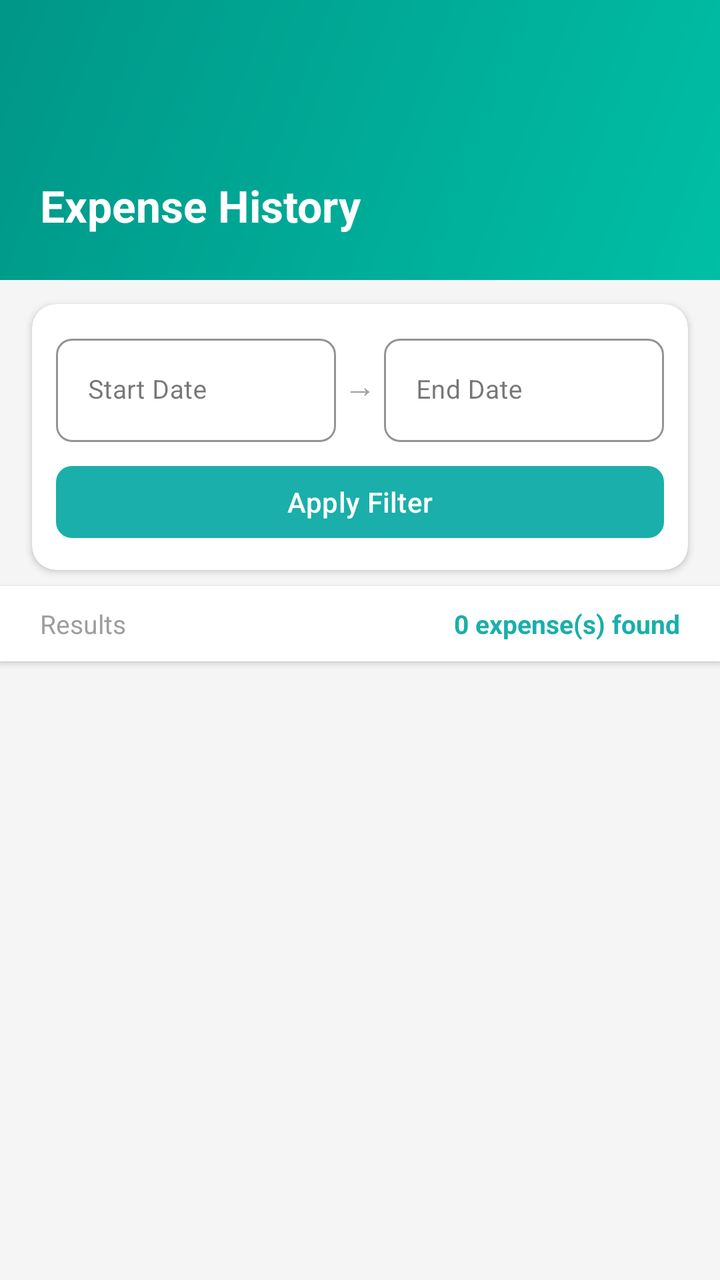
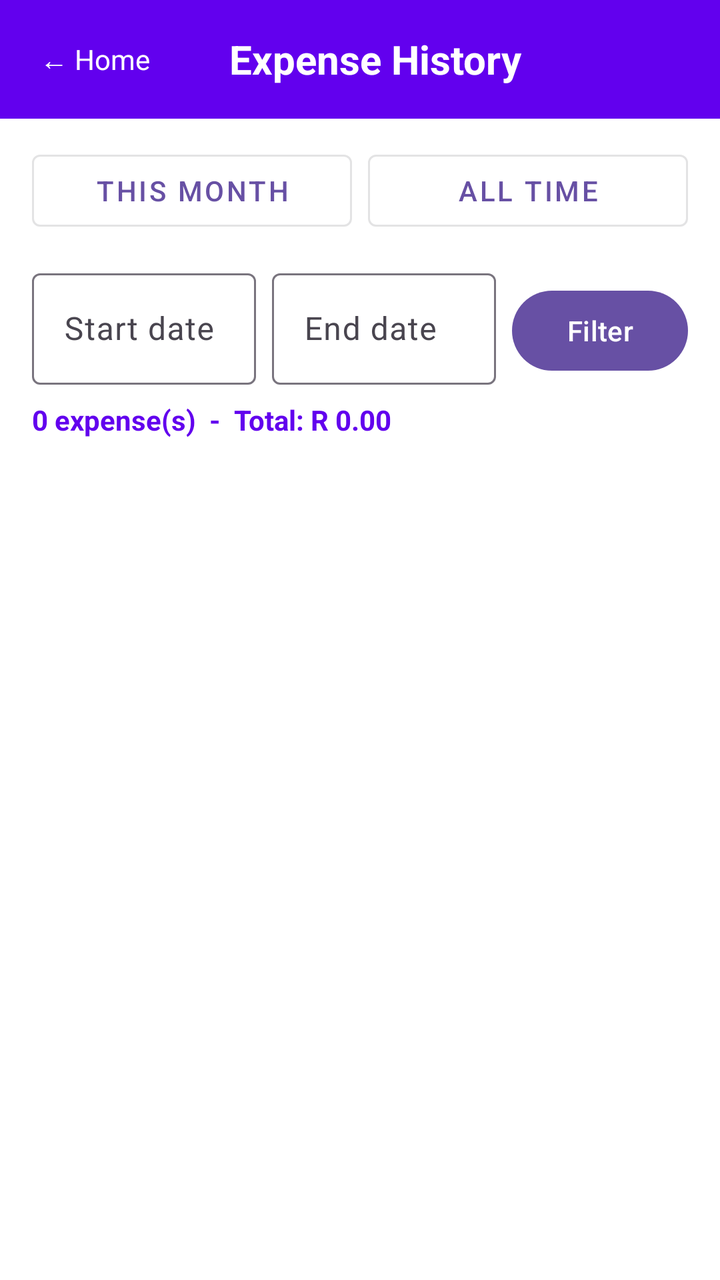

The first picture is an Android layout as it rendered before a commit; the second is the same layout after the commit. The layout source and the unified diff follow.
<!-- AndroidManifest.xml: application theme Theme.BudgetSphere -->
<!-- res/layout/fragment_expense_list.xml -->
<?xml version="1.0" encoding="utf-8"?>
<LinearLayout xmlns:android="http://schemas.android.com/apk/res/android"
    xmlns:app="http://schemas.android.com/apk/res-auto"
    android:layout_width="match_parent"
    android:layout_height="match_parent"
    android:orientation="vertical"
    android:background="#F5F5F5">

    <androidx.constraintlayout.widget.ConstraintLayout
        android:layout_width="match_parent"
        android:layout_height="140dp"
        android:background="@drawable/bg_teal_arc">
        <ImageView android:id="@+id/ivBack" android:layout_width="36dp" android:layout_height="36dp" android:src="@drawable/ic_arrow_back" android:padding="6dp" android:clickable="true" android:focusable="true" android:contentDescription="Back" app:layout_constraintTop_toTopOf="parent" app:layout_constraintStart_toStartOf="parent" android:layout_marginTop="44dp" android:layout_marginStart="16dp" app:tint="#FFFFFF"/>
        <TextView android:id="@+id/tvTitle" android:layout_width="wrap_content" android:layout_height="wrap_content" android:text="Expense History" android:textColor="#FFFFFF" android:textSize="22sp" android:textStyle="bold" app:layout_constraintTop_toBottomOf="@id/ivBack" app:layout_constraintStart_toStartOf="parent" android:layout_marginTop="8dp" android:layout_marginStart="20dp"/>
    </androidx.constraintlayout.widget.ConstraintLayout>

    
    <androidx.cardview.widget.CardView android:layout_width="match_parent" android:layout_height="wrap_content" android:layout_marginStart="16dp" android:layout_marginEnd="16dp" android:layout_marginTop="12dp" app:cardCornerRadius="12dp" app:cardElevation="2dp" app:cardBackgroundColor="#FFFFFF">
        <LinearLayout android:layout_width="match_parent" android:layout_height="wrap_content" android:orientation="vertical" android:padding="12dp">
            <LinearLayout android:layout_width="match_parent" android:layout_height="wrap_content" android:orientation="horizontal" android:gravity="center_vertical">

                
                <com.google.android.material.textfield.TextInputLayout
                    android:layout_width="0dp"
                    android:layout_height="wrap_content"
                    android:layout_weight="1"
                    style="@style/Widget.MaterialComponents.TextInputLayout.OutlinedBox"
                    app:boxStrokeColor="#E0E0E0"
                    app:boxCornerRadiusTopStart="8dp"
                    app:boxCornerRadiusTopEnd="8dp"
                    app:boxCornerRadiusBottomStart="8dp"
                    app:boxCornerRadiusBottomEnd="8dp"
                    android:hint="Start Date">
                    <com.google.android.material.textfield.TextInputEditText android:id="@+id/etStartDate" android:layout_width="match_parent" android:layout_height="wrap_content" android:inputType="none" android:focusable="false" android:clickable="true" android:textSize="13sp" android:textColor="#212121"/>
                </com.google.android.material.textfield.TextInputLayout>

                <TextView android:layout_width="wrap_content" android:layout_height="wrap_content" android:text=" → " android:textColor="#9E9E9E" android:textSize="16sp"/>

                
                <com.google.android.material.textfield.TextInputLayout
                    android:layout_width="0dp"
                    android:layout_height="wrap_content"
                    android:layout_weight="1"
                    style="@style/Widget.MaterialComponents.TextInputLayout.OutlinedBox"
                    app:boxStrokeColor="#E0E0E0"
                    app:boxCornerRadiusTopStart="8dp"
                    app:boxCornerRadiusTopEnd="8dp"
                    app:boxCornerRadiusBottomStart="8dp"
                    app:boxCornerRadiusBottomEnd="8dp"
                    android:hint="End Date">
                    <com.google.android.material.textfield.TextInputEditText android:id="@+id/etEndDate" android:layout_width="match_parent" android:layout_height="wrap_content" android:inputType="none" android:focusable="false" android:clickable="true" android:textSize="13sp" android:textColor="#212121"/>
                </com.google.android.material.textfield.TextInputLayout>
            </LinearLayout>
            <com.google.android.material.button.MaterialButton android:id="@+id/btnFilter" android:layout_width="match_parent" android:layout_height="44dp" android:text="Apply Filter" android:textColor="#FFFFFF" android:textSize="14sp" android:layout_marginTop="8dp" app:backgroundTint="#1AAFAA" app:cornerRadius="8dp"/>
        </LinearLayout>
    </androidx.cardview.widget.CardView>

    
    <LinearLayout android:layout_width="match_parent" android:layout_height="wrap_content" android:orientation="horizontal" android:background="#FFFFFF" android:paddingStart="20dp" android:paddingEnd="20dp" android:paddingTop="10dp" android:paddingBottom="10dp" android:layout_marginTop="8dp" android:elevation="2dp">
        <TextView android:layout_width="0dp" android:layout_height="wrap_content" android:layout_weight="1" android:text="Results" android:textColor="#9E9E9E" android:textSize="13sp"/>
        <TextView android:id="@+id/tvExpenseCount" android:layout_width="wrap_content" android:layout_height="wrap_content" android:text="0 expense(s) found" android:textColor="#1AAFAA" android:textSize="13sp" android:textStyle="bold"/>
    </LinearLayout>

    
    <androidx.recyclerview.widget.RecyclerView android:id="@+id/recyclerExpenses" android:layout_width="match_parent" android:layout_height="0dp" android:layout_weight="1" android:paddingStart="16dp" android:paddingEnd="16dp" android:paddingTop="8dp" android:paddingBottom="16dp" android:clipToPadding="false" android:scrollbars="none"/>

    
    <LinearLayout android:id="@+id/emptyState" android:layout_width="match_parent" android:layout_height="0dp" android:layout_weight="1" android:orientation="vertical" android:gravity="center" android:visibility="gone">
        <TextView android:layout_width="wrap_content" android:layout_height="wrap_content" android:text="📋" android:textSize="48sp"/>
        <TextView android:layout_width="wrap_content" android:layout_height="wrap_content" android:text="No expenses found" android:textColor="#424242" android:textSize="18sp" android:textStyle="bold" android:layout_marginTop="12dp"/>
        <TextView android:layout_width="wrap_content" android:layout_height="wrap_content" android:text="Try a different date range" android:textColor="#9E9E9E" android:textSize="14sp" android:layout_marginTop="6dp"/>
    </LinearLayout>

</LinearLayout>
<!-- resources referenced by this layout -->
<resources>
  <!-- drawable bg_teal_arc (drawable) -->
  <layer-list xmlns:android="http://schemas.android.com/apk/res/android">
  
      
      <item>
          <shape android:shape="rectangle">
              <gradient
                  android:startColor="#00BFA5"
                  android:endColor="#009688"
                  android:angle="135"
                  android:type="linear" />
          </shape>
      </item>
  
      
      <item
          android:top="140dp"
          android:left="-60dp"
          android:right="-60dp"
          android:bottom="-80dp">
          <shape android:shape="oval">
              <solid android:color="#F5F5F5" />
          </shape>
      </item>
  
  </layer-list>
  <!-- drawable ic_arrow_back (drawable) -->
  <?xml version="1.0" encoding="utf-8"?>
  <selector xmlns:android="http://schemas.android.com/apk/res/android">
  
  </selector>
  <style name="Theme.BudgetSphere" parent="Base.Theme.BudgetSphere" />
  <style name="Base.Theme.BudgetSphere" parent="Theme.Material3.DayNight.NoActionBar">
          
          
      </style>
</resources>

<!-- the commit's change to res/layout/fragment_expense_list.xml (unified diff, before → after) -->
@@ -1,74 +1,157 @@
 <?xml version="1.0" encoding="utf-8"?>
-<LinearLayout xmlns:android="http://schemas.android.com/apk/res/android"
-    xmlns:app="http://schemas.android.com/apk/res-auto"
+<LinearLayout
+    xmlns:android="http://schemas.android.com/apk/res/android"
     android:layout_width="match_parent"
     android:layout_height="match_parent"
     android:orientation="vertical"
-    android:background="#F5F5F5">
-
-    <androidx.constraintlayout.widget.ConstraintLayout
-        android:layout_width="match_parent"
-        android:layout_height="140dp"
-        android:background="@drawable/bg_teal_arc">
-        <ImageView android:id="@+id/ivBack" android:layout_width="36dp" android:layout_height="36dp" android:src="@drawable/ic_arrow_back" android:padding="6dp" android:clickable="true" android:focusable="true" android:contentDescription="Back" app:layout_constraintTop_toTopOf="parent" app:layout_constraintStart_toStartOf="parent" android:layout_marginTop="44dp" android:layout_marginStart="16dp" app:tint="#FFFFFF"/>
-        <TextView android:id="@+id/tvTitle" android:layout_width="wrap_content" android:layout_height="wrap_content" android:text="Expense History" android:textColor="#FFFFFF" android:textSize="22sp" android:textStyle="bold" app:layout_constraintTop_toBottomOf="@id/ivBack" app:layout_constraintStart_toStartOf="parent" android:layout_marginTop="8dp" android:layout_marginStart="20dp"/>
-    </androidx.constraintlayout.widget.ConstraintLayout>
+    android:background="#FFFFFF">
 
     
-    <androidx.cardview.widget.CardView android:layout_width="match_parent" android:layout_height="wrap_content" android:layout_marginStart="16dp" android:layout_marginEnd="16dp" android:layout_marginTop="12dp" app:cardCornerRadius="12dp" app:cardElevation="2dp" app:cardBackgroundColor="#FFFFFF">
-        <LinearLayout android:layout_width="match_parent" android:layout_height="wrap_content" android:orientation="vertical" android:padding="12dp">
-            <LinearLayout android:layout_width="match_parent" android:layout_height="wrap_content" android:orientation="horizontal" android:gravity="center_vertical">
+    <LinearLayout
+        android:layout_width="match_parent"
+        android:layout_height="wrap_content"
+        android:orientation="horizontal"
+        android:gravity="center_vertical"
+        android:padding="16dp"
+        android:background="#6200EE">
 
-                
-                <com.google.android.material.textfield.TextInputLayout
-                    android:layout_width="0dp"
-                    android:layout_height="wrap_content"
-                    android:layout_weight="1"
-                    style="@style/Widget.MaterialComponents.TextInputLayout.OutlinedBox"
-                    app:boxStrokeColor="#E0E0E0"
-                    app:boxCornerRadiusTopStart="8dp"
-                    app:boxCornerRadiusTopEnd="8dp"
-                    app:boxCornerRadiusBottomStart="8dp"
-                    app:boxCornerRadiusBottomEnd="8dp"
-                    android:hint="Start Date">
-                    <com.google.android.material.textfield.TextInputEditText android:id="@+id/etStartDate" android:layout_width="match_parent" android:layout_height="wrap_content" android:inputType="none" android:focusable="false" android:clickable="true" android:textSize="13sp" android:textColor="#212121"/>
-                </com.google.android.material.textfield.TextInputLayout>
+        <TextView
+            android:id="@+id/btnBackDashboard"
+            android:layout_width="wrap_content"
+            android:layout_height="wrap_content"
+            android:text="&#8592; Home"
+            android:textColor="#FFFFFF"
+            android:textSize="14sp"
+            android:padding="4dp" />
 
-                <TextView android:layout_width="wrap_content" android:layout_height="wrap_content" android:text=" → " android:textColor="#9E9E9E" android:textSize="16sp"/>
+        <TextView
+            android:layout_width="0dp"
+            android:layout_height="wrap_content"
+            android:layout_weight="1"
+            android:text="Expense History"
+            android:textColor="#FFFFFF"
+            android:textSize="20sp"
+            android:textStyle="bold"
+            android:gravity="center" />
 
-                
-                <com.google.android.material.textfield.TextInputLayout
-                    android:layout_width="0dp"
-                    android:layout_height="wrap_content"
-                    android:layout_weight="1"
-                    style="@style/Widget.MaterialComponents.TextInputLayout.OutlinedBox"
-                    app:boxStrokeColor="#E0E0E0"
-                    app:boxCornerRadiusTopStart="8dp"
-                    app:boxCornerRadiusTopEnd="8dp"
-                    app:boxCornerRadiusBottomStart="8dp"
-                    app:boxCornerRadiusBottomEnd="8dp"
-                    android:hint="End Date">
-                    <com.google.android.material.textfield.TextInputEditText android:id="@+id/etEndDate" android:layout_width="match_parent" android:layout_height="wrap_content" android:inputType="none" android:focusable="false" android:clickable="true" android:textSize="13sp" android:textColor="#212121"/>
-                </com.google.android.material.textfield.TextInputLayout>
-            </LinearLayout>
-            <com.google.android.material.button.MaterialButton android:id="@+id/btnFilter" android:layout_width="match_parent" android:layout_height="44dp" android:text="Apply Filter" android:textColor="#FFFFFF" android:textSize="14sp" android:layout_marginTop="8dp" app:backgroundTint="#1AAFAA" app:cornerRadius="8dp"/>
-        </LinearLayout>
-    </androidx.cardview.widget.CardView>
+        <View
+            android:layout_width="48dp"
+            android:layout_height="1dp" />
 
-    
-    <LinearLayout android:layout_width="match_parent" android:layout_height="wrap_content" android:orientation="horizontal" android:background="#FFFFFF" android:paddingStart="20dp" android:paddingEnd="20dp" android:paddingTop="10dp" android:paddingBottom="10dp" android:layout_marginTop="8dp" android:elevation="2dp">
-        <TextView android:layout_width="0dp" android:layout_height="wrap_content" android:layout_weight="1" android:text="Results" android:textColor="#9E9E9E" android:textSize="13sp"/>
-        <TextView android:id="@+id/tvExpenseCount" android:layout_width="wrap_content" android:layout_height="wrap_content" android:text="0 expense(s) found" android:textColor="#1AAFAA" android:textSize="13sp" android:textStyle="bold"/>
     </LinearLayout>
 
     
-    <androidx.recyclerview.widget.RecyclerView android:id="@+id/recyclerExpenses" android:layout_width="match_parent" android:layout_height="0dp" android:layout_weight="1" android:paddingStart="16dp" android:paddingEnd="16dp" android:paddingTop="8dp" android:paddingBottom="16dp" android:clipToPadding="false" android:scrollbars="none"/>
+    <LinearLayout
+        android:layout_width="match_parent"
+        android:layout_height="wrap_content"
+        android:orientation="horizontal"
+        android:paddingLeft="16dp"
+        android:paddingRight="16dp"
+        android:paddingTop="12dp"
+        android:paddingBottom="4dp">
+
+        <Button
+            android:id="@+id/btnThisMonth"
+            android:layout_width="0dp"
+            android:layout_height="wrap_content"
+            android:layout_weight="1"
+            android:layout_marginEnd="8dp"
+            android:text="This Month"
+            style="@style/Widget.MaterialComponents.Button.OutlinedButton" />
+
+        <Button
+            android:id="@+id/btnAllTime"
+            android:layout_width="0dp"
+            android:layout_height="wrap_content"
+            android:layout_weight="1"
+            android:text="All Time"
+            style="@style/Widget.MaterialComponents.Button.OutlinedButton" />
+
+    </LinearLayout>
 
     
-    <LinearLayout android:id="@+id/emptyState" android:layout_width="match_parent" android:layout_height="0dp" android:layout_weight="1" android:orientation="vertical" android:gravity="center" android:visibility="gone">
-        <TextView android:layout_width="wrap_content" android:layout_height="wrap_content" android:text="📋" android:textSize="48sp"/>
-        <TextView android:layout_width="wrap_content" android:layout_height="wrap_content" android:text="No expenses found" android:textColor="#424242" android:textSize="18sp" android:textStyle="bold" android:layout_marginTop="12dp"/>
-        <TextView android:layout_width="wrap_content" android:layout_height="wrap_content" android:text="Try a different date range" android:textColor="#9E9E9E" android:textSize="14sp" android:layout_marginTop="6dp"/>
+    <LinearLayout
+        android:layout_width="match_parent"
+        android:layout_height="wrap_content"
+        android:orientation="horizontal"
+        android:paddingLeft="16dp"
+        android:paddingRight="16dp"
+        android:paddingTop="8dp"
+        android:paddingBottom="8dp">
+
+        <com.google.android.material.textfield.TextInputLayout
+            android:layout_width="0dp"
+            android:layout_height="wrap_content"
+            android:layout_weight="1"
+            android:layout_marginEnd="8dp"
+            android:hint="Start date">
+
+            <com.google.android.material.textfield.TextInputEditText
+                android:id="@+id/etStartDate"
+                android:layout_width="match_parent"
+                android:layout_height="wrap_content"
+                android:focusable="false"
+                android:inputType="none" />
+
+        </com.google.android.material.textfield.TextInputLayout>
+
+        <com.google.android.material.textfield.TextInputLayout
+            android:layout_width="0dp"
+            android:layout_height="wrap_content"
+            android:layout_weight="1"
+            android:layout_marginEnd="8dp"
+            android:hint="End date">
+
+            <com.google.android.material.textfield.TextInputEditText
+                android:id="@+id/etEndDate"
+                android:layout_width="match_parent"
+                android:layout_height="wrap_content"
+                android:focusable="false"
+                android:inputType="none" />
+
+        </com.google.android.material.textfield.TextInputLayout>
+
+        <Button
+            android:id="@+id/btnFilter"
+            android:layout_width="wrap_content"
+            android:layout_height="wrap_content"
+            android:text="Filter" />
+
     </LinearLayout>
 
+    
+    <TextView
+        android:id="@+id/tvExpenseCount"
+        android:layout_width="match_parent"
+        android:layout_height="wrap_content"
+        android:paddingLeft="16dp"
+        android:paddingRight="16dp"
+        android:paddingBottom="8dp"
+        android:textSize="14sp"
+        android:textStyle="bold"
+        android:textColor="#6200EE"
+        android:text="0 expense(s)  -  Total: R 0.00" />
+
+    
+    <TextView
+        android:id="@+id/tvEmpty"
+        android:layout_width="match_parent"
+        android:layout_height="wrap_content"
+        android:padding="32dp"
+        android:gravity="center"
+        android:text="No expenses found for this period"
+        android:textSize="16sp"
+        android:textColor="#888888"
+        android:visibility="gone" />
+
+    
+    <androidx.recyclerview.widget.RecyclerView
+        android:id="@+id/recyclerExpenses"
+        android:layout_width="match_parent"
+        android:layout_height="0dp"
+        android:layout_weight="1"
+        android:paddingLeft="8dp"
+        android:paddingRight="8dp"
+        android:clipToPadding="false" />
+
 </LinearLayout>
<!-- resource entries referenced after the edit -->
@@ -1,36 +1,5 @@
 <!-- resources referenced by this layout -->
 <resources>
-  <!-- drawable bg_teal_arc (drawable) -->
-  <layer-list xmlns:android="http://schemas.android.com/apk/res/android">
-  
-      
-      <item>
-          <shape android:shape="rectangle">
-              <gradient
-                  android:startColor="#00BFA5"
-                  android:endColor="#009688"
-                  android:angle="135"
-                  android:type="linear" />
-          </shape>
-      </item>
-  
-      
-      <item
-          android:top="140dp"
-          android:left="-60dp"
-          android:right="-60dp"
-          android:bottom="-80dp">
-          <shape android:shape="oval">
-              <solid android:color="#F5F5F5" />
-          </shape>
-      </item>
-  
-  </layer-list>
-  <!-- drawable ic_arrow_back (drawable) -->
-  <?xml version="1.0" encoding="utf-8"?>
-  <selector xmlns:android="http://schemas.android.com/apk/res/android">
-  
-  </selector>
   <style name="Theme.BudgetSphere" parent="Base.Theme.BudgetSphere" />
   <style name="Base.Theme.BudgetSphere" parent="Theme.Material3.DayNight.NoActionBar">
           
